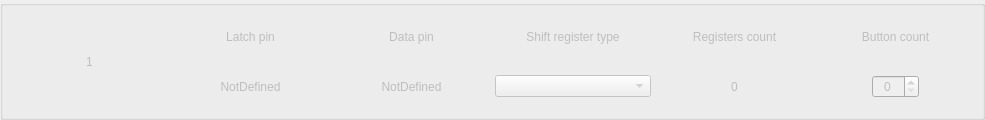
This is src/widgets/shift-reg/shiftregisters.ui in FreeJoy-Team/FreeJoyConfiguratorQt as Qt 5 draws it before an edit. The edited form follows.
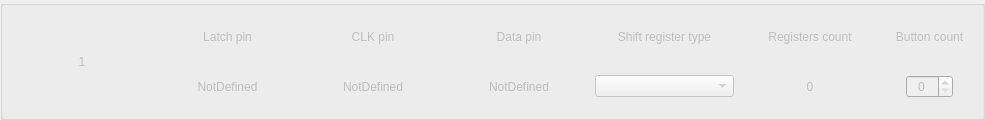
This is the edited form. Custom widgets are drawn as their Qt base class.

Commit message: fixed shift reg clk

Patch:
```diff
--- a/src/widgets/shift-reg/shiftregisters.ui
+++ b/src/widgets/shift-reg/shiftregisters.ui
@@ -40,7 +40,7 @@
      <property name="title">
       <string/>
      </property>
-     <layout class="QGridLayout" name="gridLayout" rowstretch="0,0" columnstretch="1,1,1,1,1,1" columnminimumwidth="0,0,0,0,0,0">
+     <layout class="QGridLayout" name="gridLayout" rowstretch="0,0" columnstretch="1,1,1,1,1,1,0" columnminimumwidth="0,0,0,0,0,0,0">
       <item row="1" column="1">
        <widget class="QLabel" name="label_LatchPin">
         <property name="enabled">
@@ -54,108 +54,7 @@
         </property>
        </widget>
       </item>
-      <item row="0" column="2">
-       <widget class="QLabel" name="text_dataPin">
-        <property name="enabled">
-         <bool>false</bool>
-        </property>
-        <property name="text">
-         <string>Data pin</string>
-        </property>
-        <property name="alignment">
-         <set>Qt::AlignCenter</set>
-        </property>
-       </widget>
-      </item>
-      <item row="0" column="0" rowspan="2">
-       <widget class="QLabel" name="label_ShiftIndex">
-        <property name="enabled">
-         <bool>false</bool>
-        </property>
-        <property name="text">
-         <string notr="true">1</string>
-        </property>
-        <property name="alignment">
-         <set>Qt::AlignCenter</set>
-        </property>
-       </widget>
-      </item>
-      <item row="1" column="2">
-       <widget class="QLabel" name="label_DataPin">
-        <property name="enabled">
-         <bool>false</bool>
-        </property>
-        <property name="text">
-         <string>NotDefined</string>
-        </property>
-        <property name="alignment">
-         <set>Qt::AlignCenter</set>
-        </property>
-       </widget>
-      </item>
-      <item row="0" column="1">
-       <widget class="QLabel" name="text_latchPin">
-        <property name="enabled">
-         <bool>false</bool>
-        </property>
-        <property name="text">
-         <string>Latch pin</string>
-        </property>
-        <property name="alignment">
-         <set>Qt::AlignCenter</set>
-        </property>
-       </widget>
-      </item>
-      <item row="1" column="3">
-       <layout class="QGridLayout" name="gridLayout_2">
-        <item row="0" column="0">
-         <spacer name="verticalSpacer">
-          <property name="orientation">
-           <enum>Qt::Vertical</enum>
-          </property>
-          <property name="sizeType">
-           <enum>QSizePolicy::Minimum</enum>
-          </property>
-          <property name="sizeHint" stdset="0">
-           <size>
-            <width>20</width>
-            <height>10</height>
-           </size>
-          </property>
-         </spacer>
-        </item>
-        <item row="1" column="0">
-         <widget class="CenteredCBox" name="comboBox_ShiftRegType">
-          <property name="enabled">
-           <bool>false</bool>
-          </property>
-          <property name="sizePolicy">
-           <sizepolicy hsizetype="Preferred" vsizetype="Fixed">
-            <horstretch>0</horstretch>
-            <verstretch>0</verstretch>
-           </sizepolicy>
-          </property>
-         </widget>
-        </item>
-        <item row="2" column="0">
-         <spacer name="verticalSpacer_2">
-          <property name="orientation">
-           <enum>Qt::Vertical</enum>
-          </property>
-          <property name="sizeType">
-           <enum>QSizePolicy::Minimum</enum>
-          </property>
-          <property name="sizeHint" stdset="0">
-           <size>
-            <width>20</width>
-            <height>10</height>
-           </size>
-          </property>
-         </spacer>
-        </item>
-       </layout>
-      </item>
-      <item row="0" column="3">
+      <item row="0" column="4">
        <widget class="QLabel" name="text_shiftRegisterType">
         <property name="enabled">
          <bool>false</bool>
@@ -168,20 +67,7 @@
         </property>
        </widget>
       </item>
-      <item row="0" column="4">
-       <widget class="QLabel" name="text_registersCount">
-        <property name="enabled">
-         <bool>false</bool>
-        </property>
-        <property name="text">
-         <string>Registers count</string>
-        </property>
-        <property name="alignment">
-         <set>Qt::AlignCenter</set>
-        </property>
-       </widget>
-      </item>
-      <item row="1" column="4">
+      <item row="1" column="5">
        <widget class="QLabel" name="label_RegistersCount">
         <property name="enabled">
          <bool>false</bool>
@@ -194,20 +80,7 @@
         </property>
        </widget>
       </item>
-      <item row="0" column="5">
-       <widget class="QLabel" name="text_buttonCount">
-        <property name="enabled">
-         <bool>false</bool>
-        </property>
-        <property name="text">
-         <string>Button count</string>
-        </property>
-        <property name="alignment">
-         <set>Qt::AlignCenter</set>
-        </property>
-       </widget>
-      </item>
-      <item row="1" column="5">
+      <item row="1" column="6">
        <layout class="QGridLayout" name="gridLayout_3" columnstretch="1,0,1">
         <item row="1" column="2">
          <spacer name="horizontalSpacer_2">
@@ -297,6 +170,153 @@
         </item>
        </layout>
       </item>
+      <item row="1" column="4">
+       <layout class="QGridLayout" name="gridLayout_2">
+        <item row="0" column="0">
+         <spacer name="verticalSpacer">
+          <property name="orientation">
+           <enum>Qt::Vertical</enum>
+          </property>
+          <property name="sizeType">
+           <enum>QSizePolicy::Minimum</enum>
+          </property>
+          <property name="sizeHint" stdset="0">
+           <size>
+            <width>20</width>
+            <height>10</height>
+           </size>
+          </property>
+         </spacer>
+        </item>
+        <item row="1" column="0">
+         <widget class="CenteredCBox" name="comboBox_ShiftRegType">
+          <property name="enabled">
+           <bool>false</bool>
+          </property>
+          <property name="sizePolicy">
+           <sizepolicy hsizetype="Preferred" vsizetype="Fixed">
+            <horstretch>0</horstretch>
+            <verstretch>0</verstretch>
+           </sizepolicy>
+          </property>
+         </widget>
+        </item>
+        <item row="2" column="0">
+         <spacer name="verticalSpacer_2">
+          <property name="orientation">
+           <enum>Qt::Vertical</enum>
+          </property>
+          <property name="sizeType">
+           <enum>QSizePolicy::Minimum</enum>
+          </property>
+          <property name="sizeHint" stdset="0">
+           <size>
+            <width>20</width>
+            <height>10</height>
+           </size>
+          </property>
+         </spacer>
+        </item>
+       </layout>
+      </item>
+      <item row="0" column="0" rowspan="2">
+       <widget class="QLabel" name="label_ShiftIndex">
+        <property name="enabled">
+         <bool>false</bool>
+        </property>
+        <property name="text">
+         <string notr="true">1</string>
+        </property>
+        <property name="alignment">
+         <set>Qt::AlignCenter</set>
+        </property>
+       </widget>
+      </item>
+      <item row="0" column="5">
+       <widget class="QLabel" name="text_registersCount">
+        <property name="enabled">
+         <bool>false</bool>
+        </property>
+        <property name="text">
+         <string>Registers count</string>
+        </property>
+        <property name="alignment">
+         <set>Qt::AlignCenter</set>
+        </property>
+       </widget>
+      </item>
+      <item row="0" column="1">
+       <widget class="QLabel" name="text_latchPin">
+        <property name="enabled">
+         <bool>false</bool>
+        </property>
+        <property name="text">
+         <string>Latch pin</string>
+        </property>
+        <property name="alignment">
+         <set>Qt::AlignCenter</set>
+        </property>
+       </widget>
+      </item>
+      <item row="0" column="6">
+       <widget class="QLabel" name="text_buttonCount">
+        <property name="enabled">
+         <bool>false</bool>
+        </property>
+        <property name="text">
+         <string>Button count</string>
+        </property>
+        <property name="alignment">
+         <set>Qt::AlignCenter</set>
+        </property>
+       </widget>
+      </item>
+      <item row="0" column="3">
+       <widget class="QLabel" name="text_dataPin">
+        <property name="enabled">
+         <bool>false</bool>
+        </property>
+        <property name="text">
+         <string>Data pin</string>
+        </property>
+        <property name="alignment">
+         <set>Qt::AlignCenter</set>
+        </property>
+       </widget>
+      </item>
+      <item row="1" column="3">
+       <widget class="QLabel" name="label_DataPin">
+        <property name="enabled">
+         <bool>false</bool>
+        </property>
+        <property name="text">
+         <string>NotDefined</string>
+        </property>
+        <property name="alignment">
+         <set>Qt::AlignCenter</set>
+        </property>
+       </widget>
+      </item>
+      <item row="0" column="2">
+       <widget class="QLabel" name="text_clkPin">
+        <property name="text">
+         <string>CLK pin</string>
+        </property>
+        <property name="alignment">
+         <set>Qt::AlignCenter</set>
+        </property>
+       </widget>
+      </item>
+      <item row="1" column="2">
+       <widget class="QLabel" name="label_ClkPin">
+        <property name="text">
+         <string>NotDefined</string>
+        </property>
+        <property name="alignment">
+         <set>Qt::AlignCenter</set>
+        </property>
+       </widget>
+      </item>
      </layout>
     </widget>
    </item>
```
The commit also changes 7 other files.
